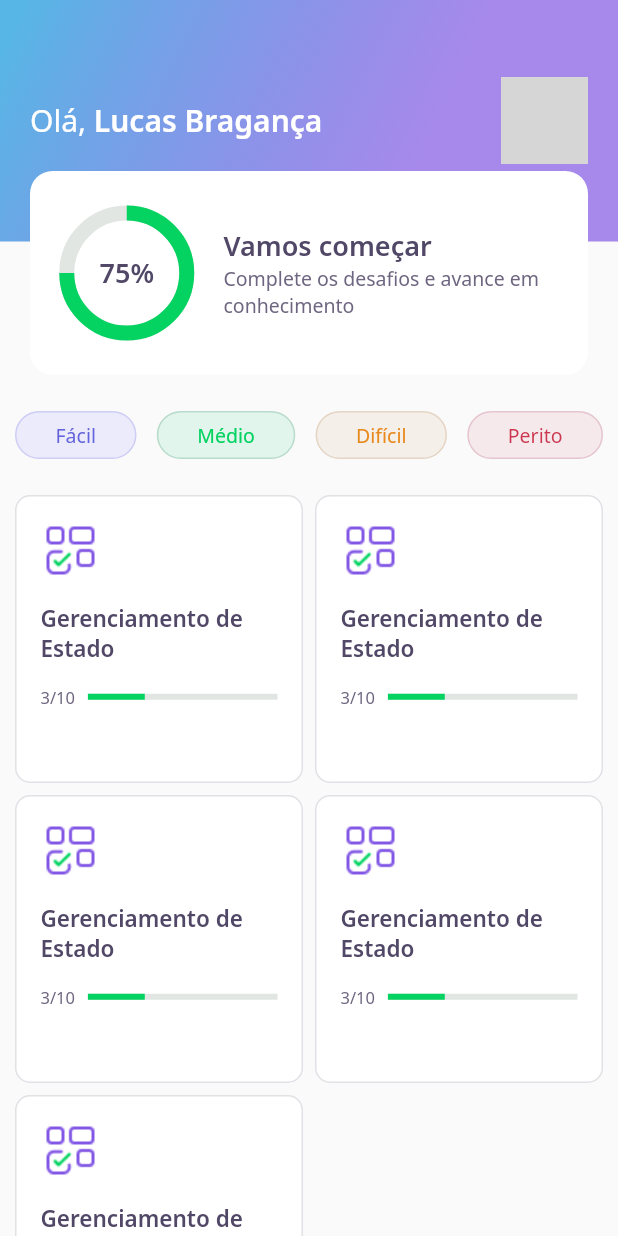
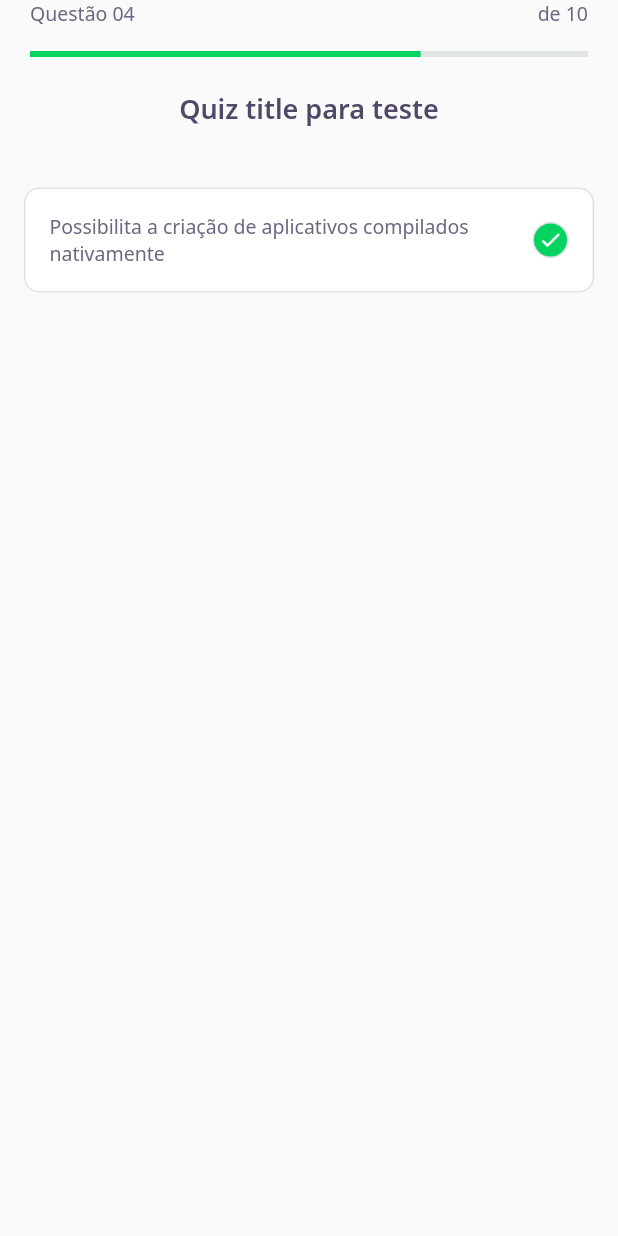
Before and after one commit to Lucas-Braganca/curso-flutter, a Flutter app: the screen it shows after launch, on a phone screen of 412 x 824 dp. Run offline on Flutter 3.47's test engine with Material 2 defaults, Android fonts, the phone set to English and light mode, and no system bars; our stand-ins replace google_fonts; grey boxes are pictures that could not be loaded.

Commit message:
:construction: wip

```diff
--- /dev/null
+++ b/devquiz/lib/challenge/challenge_page.dart
@@ -0,0 +1,21 @@
+import 'package:devquiz/challenge/widgets/question_indicator/question_indicator_widget.dart';
+import 'package:devquiz/challenge/widgets/quiz/quiz_widget.dart';
+import 'package:flutter/material.dart';
+
+class ChallengePage extends StatefulWidget {
+  @override
+  _ChallengePageState createState() => _ChallengePageState();
+}
+
+class _ChallengePageState extends State<ChallengePage> {
+  @override
+  Widget build(BuildContext context) {
+    return Scaffold(
+      appBar: PreferredSize(
+        preferredSize: Size.fromHeight(60),
+        child: SafeArea(top: true, child: QuestionIndicatorWidget()),
+      ),
+      body: QuizWidget(title: "Quiz title para teste"),
+    );
+  }
+}
--- /dev/null
+++ b/devquiz/lib/challenge/widgets/answer/answer_widget.dart
@@ -0,0 +1,55 @@
+import 'package:devquiz/core/app_colors.dart';
+import 'package:devquiz/core/app_text_styles.dart';
+import 'package:flutter/material.dart';
+
+class AnswerWidget extends StatelessWidget {
+  final String title;
+  final bool isRight;
+  final bool isSelected;
+
+  const AnswerWidget(
+      {Key? key,
+      required this.title,
+      this.isRight = false,
+      this.isSelected = false})
+      : super(key: key);
+  @override
+  Widget build(BuildContext context) {
+    return Padding(
+      padding: const EdgeInsets.all(16),
+      child: Container(
+        padding: EdgeInsets.all(16),
+        decoration: BoxDecoration(
+          color: AppColors.white,
+          borderRadius: BorderRadius.circular(10),
+          border: Border.fromBorderSide(BorderSide(color: AppColors.border)),
+        ),
+        child: Row(
+          mainAxisAlignment: MainAxisAlignment.spaceBetween,
+          children: [
+            Expanded(
+              child: Text(
+                title,
+                style: AppTextStyles.body,
+              ),
+            ),
+            Container(
+              width: 24,
+              height: 24,
+              decoration: BoxDecoration(
+                color: AppColors.darkGreen,
+                  borderRadius: BorderRadius.circular(500),
+                  border: Border.fromBorderSide(
+                      BorderSide(color: AppColors.border))),
+              child: Icon(
+                Icons.check,
+                size: 16,
+                color: Colors.white,
+              ),
+            ),
+          ],
+        ),
+      ),
+    );
+  }
+}
--- /dev/null
+++ b/devquiz/lib/challenge/widgets/question_indicator/question_indicator_widget.dart
@@ -0,0 +1,33 @@
+import 'package:devquiz/core/app_text_styles.dart';
+import 'package:devquiz/shared/widgets/progress_indicator/progress_indicator_widget.dart';
+import 'package:flutter/material.dart';
+
+class QuestionIndicatorWidget extends StatelessWidget {
+  @override
+  Widget build(BuildContext context) {
+    return Container(
+      padding: const EdgeInsets.symmetric(horizontal: 20),
+      child: Column(
+        children: [
+          Row(
+            mainAxisAlignment: MainAxisAlignment.spaceBetween,
+            children: [
+              Text(
+                'Questão 04',
+                style: AppTextStyles.body,
+              ),
+              Text(
+                'de 10',
+                style: AppTextStyles.body,
+              )
+            ],
+          ),
+          SizedBox(
+            height: 16,
+          ),
+          ProgressIndicatorWidget(value: 0.7,)
+        ],
+      ),
+    );
+  }
+}
--- /dev/null
+++ b/devquiz/lib/challenge/widgets/quiz/quiz_widget.dart
@@ -0,0 +1,27 @@
+import 'package:devquiz/challenge/widgets/answer/answer_widget.dart';
+import 'package:devquiz/core/app_text_styles.dart';
+import 'package:flutter/material.dart';
+
+class QuizWidget extends StatelessWidget {
+  final String title;
+
+  const QuizWidget({Key? key, required this.title}) : super(key: key);
+
+  @override
+  Widget build(BuildContext context) {
+    return Container(
+      child: Column(
+        children: [
+          Text(
+            title,
+            style: AppTextStyles.heading,
+          ),
+          SizedBox(
+            height: 24,
+          ),
+          AnswerWidget(title: "Possibilita a criação de aplicativos compilados nativamente")
+        ],
+      ),
+    );
+  }
+}
--- a/devquiz/lib/core/app_widget.dart
+++ b/devquiz/lib/core/app_widget.dart
@@ -1,3 +1,4 @@
+import 'package:devquiz/challenge/challenge_page.dart';
 import 'package:devquiz/home/home_page.dart';
 import 'package:devquiz/splash/splash_page.dart';
 import 'package:flutter/material.dart';
@@ -7,7 +8,7 @@ class AppWidget extends StatelessWidget {
   Widget build(BuildContext context) {
     return MaterialApp(
       title: "DevQuiz",
-      home: HomePage(),
+      home: ChallengePage(),
     );
   }
 }
--- a/devquiz/lib/home/widgets/quiz_card/quiz_card_widget.dart
+++ b/devquiz/lib/home/widgets/quiz_card/quiz_card_widget.dart
@@ -1,6 +1,7 @@
 import 'package:devquiz/core/app_colors.dart';
 import 'package:devquiz/core/app_images.dart';
 import 'package:devquiz/core/app_text_styles.dart';
+import 'package:devquiz/shared/widgets/progress_indicator/progress_indicator_widget.dart';
 import 'package:flutter/material.dart';
 
 class QuizCardWidget extends StatelessWidget {
@@ -44,12 +45,7 @@ class QuizCardWidget extends StatelessWidget {
               ),
               Expanded(
                 flex: 4,
-                child: LinearProgressIndicator(
-                  value: 0.3,
-                  backgroundColor: AppColors.chartSecondary,
-                  valueColor:
-                      AlwaysStoppedAnimation<Color>(AppColors.chartPrimary),
-                ),
+                child: ProgressIndicatorWidget(value: 0.3,)
               )
             ],
           )
--- /dev/null
+++ b/devquiz/lib/shared/widgets/progress_indicator/progress_indicator_widget.dart
@@ -0,0 +1,17 @@
+import 'package:devquiz/core/app_colors.dart';
+import 'package:flutter/material.dart';
+
+class ProgressIndicatorWidget extends StatelessWidget {
+  final double value;
+
+  const ProgressIndicatorWidget({Key? key, required this.value}): super(key: key);
+
+  @override
+  Widget build(BuildContext context) {
+    return LinearProgressIndicator(
+      value: value,
+      backgroundColor: AppColors.chartSecondary,
+      valueColor: AlwaysStoppedAnimation<Color>(AppColors.chartPrimary),
+    );
+  }
+}
```
